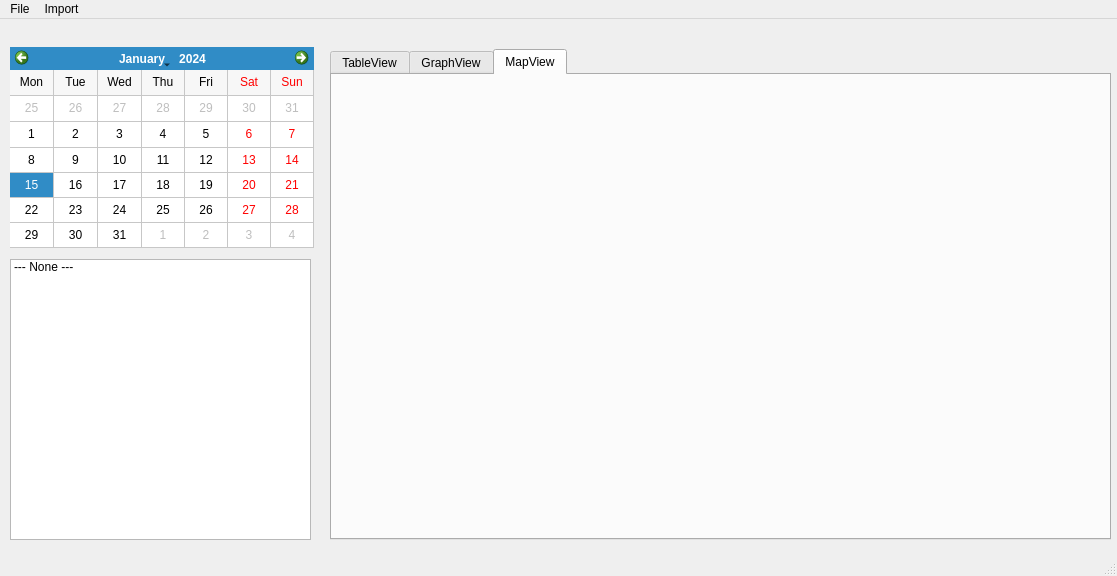
Above: src/gui/mainWindow.ui from jessie828/locationmanager before the change. Below: the same form after it.
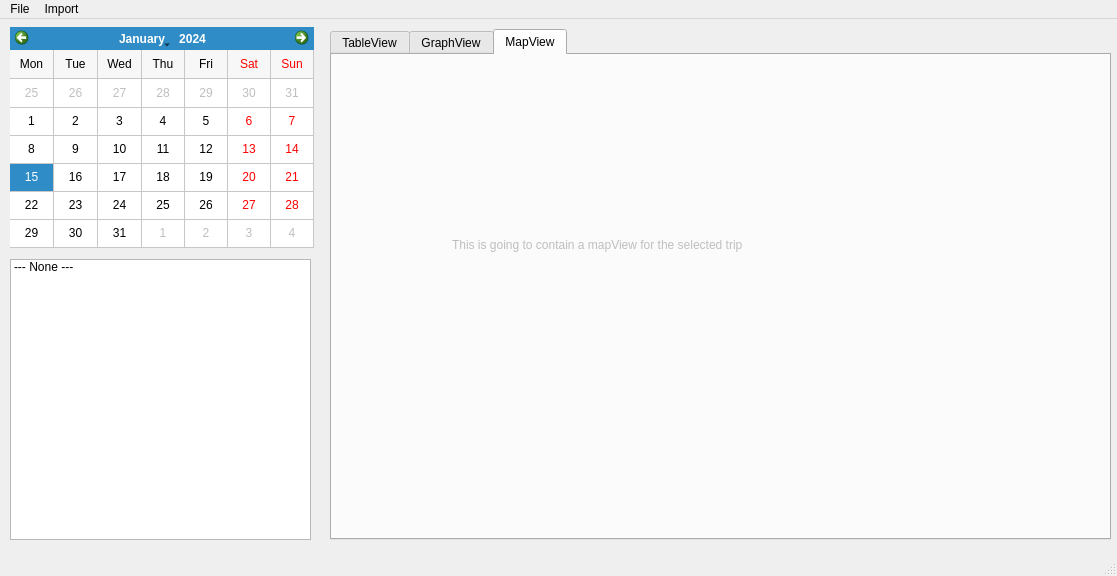
That is the form after the change. The open tabs and pages were chosen to show the change. Custom widgets are drawn as their Qt base class.

Commit message: fixing the mainWindow layout

What changed in the file:
```diff
--- a/src/gui/mainWindow.ui
+++ b/src/gui/mainWindow.ui
@@ -18,9 +18,9 @@
     <property name="geometry">
      <rect>
       <x>330</x>
-      <y>30</y>
+      <y>10</y>
       <width>781</width>
-      <height>491</height>
+      <height>511</height>
      </rect>
     </property>
     <property name="currentIndex">
@@ -138,6 +138,19 @@
      <attribute name="title">
       <string>MapView</string>
      </attribute>
+     <widget class="QLabel" name="label">
+      <property name="geometry">
+       <rect>
+        <x>120</x>
+        <y>180</y>
+        <width>481</width>
+        <height>20</height>
+       </rect>
+      </property>
+      <property name="text">
+       <string>This is going to contain a mapView for the selected trip</string>
+      </property>
+     </widget>
     </widget>
    </widget>
    <widget class="QCalendarWidget" name="calendarWidget">
@@ -147,9 +160,9 @@
     <property name="geometry">
      <rect>
       <x>10</x>
-      <y>28</y>
+      <y>8</y>
       <width>304</width>
-      <height>201</height>
+      <height>221</height>
      </rect>
     </property>
     <property name="firstDayOfWeek">
```
Left out of the diff: 12 changed lines with no effect on the pictures.
